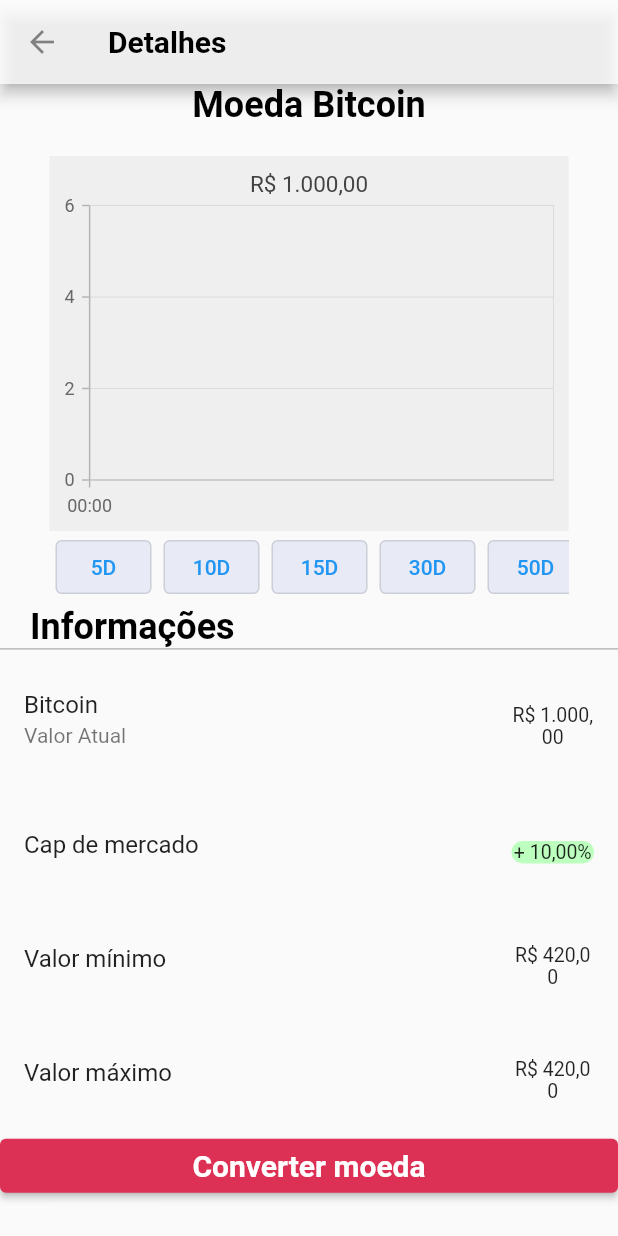
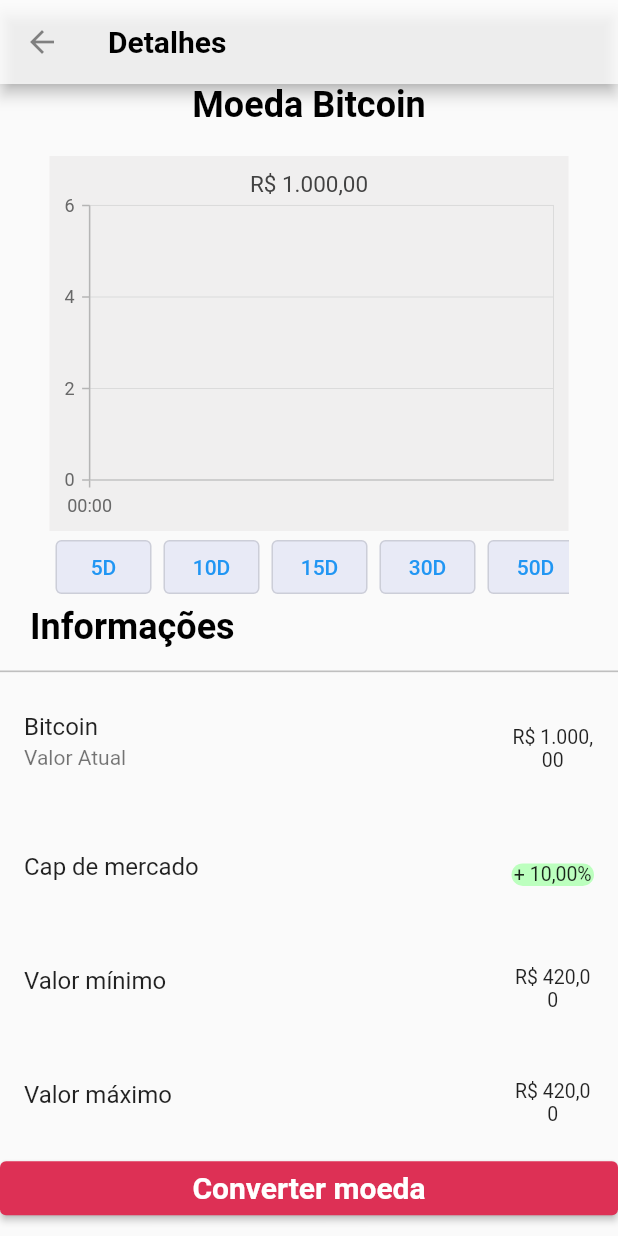
Before and after one commit to BrunoSabadini/WorkTestProject, a Flutter app: the screen it shows after launch, after a tap on the "visibility" icon, after a tap on "BTC", on a phone screen of 412 x 824 dp. Run offline on Flutter 3.47's test engine with Material 2 defaults, Android fonts, the phone set to English and light mode, and no system bars; our stand-ins replace syncfusion_flutter_charts; statements that could not run were skipped.

Commit message:
Layout Alterations

```diff
--- a/lib/CoinsDataToFutureAPI.dart
+++ b/lib/CoinsDataToFutureAPI.dart
@@ -21,16 +21,10 @@ class Coins {
 
 class DetailPage {
   String coinName;
-  double value;
-  double minValue;
-  double maxValue;
   double capMercado;
   DetailPage({
     Key? key,
     required this.coinName,
-    required this.value,
-    required this.minValue,
-    required this.maxValue,
     required this.capMercado,
   });
 }
--- a/lib/Models/CompletedConversionScreen.dart
+++ b/lib/Models/CompletedConversionScreen.dart
@@ -1,6 +1,8 @@
 import 'package:flutter/material.dart';
 
 class CompletedConversionScreen extends StatelessWidget {
+  const CompletedConversionScreen({Key? key}) : super(key: key);
+
   @override
   Widget build(BuildContext context) {
     return Scaffold(
@@ -11,7 +13,7 @@ class CompletedConversionScreen extends StatelessWidget {
                 children: [
           CircleAvatar(
             radius: 30,
-            backgroundColor: Color.fromARGB(82, 98, 255, 0),
+            backgroundColor: const Color.fromARGB(82, 98, 255, 0),
             child: IconButton(
               icon: const Icon(
                 Icons.check,
--- a/lib/Models/Transactions.dart
+++ b/lib/Models/Transactions.dart
@@ -9,7 +9,7 @@ class TransactionsState extends State<TransactionsWidget> {
         body: Stack(children: <Widget>[
       ListView(children: <Widget>[
         const Padding(
-            padding: EdgeInsets.fromLTRB(20, 0, 0, 0),
+            padding: EdgeInsets.fromLTRB(20, 20, 0, 10),
             child: Text("Informações",
                 style: TextStyle(
                     fontSize: 24,
@@ -17,7 +17,7 @@ class TransactionsState extends State<TransactionsWidget> {
                     color: Colors.black))),
         Provider.of<StateController>(context, listen: true).listTile(
             "ETH", 2000,
-            icon: Icon(Icons.currency_exchange_outlined),
+            icon: const Icon(Icons.currency_exchange_outlined),
             subtitle: const Text("31/12/2022")),
       ])
     ]));
@@ -25,7 +25,7 @@ class TransactionsState extends State<TransactionsWidget> {
 }
 
 class TransactionsWidget extends StatefulWidget {
-  TransactionsWidget({Key? key}) : super(key: key);
+  const TransactionsWidget({Key? key}) : super(key: key);
 
   @override
   State<TransactionsWidget> createState() => TransactionsState();
--- a/lib/Models/WalletCoinsLabels.dart
+++ b/lib/Models/WalletCoinsLabels.dart
@@ -58,7 +58,7 @@ class CoinsLabelModelState extends State<CoinsLabelModelWidget> {
           ]),
           isThreeLine: true,
           contentPadding:
-              EdgeInsets.symmetric(horizontal: 16.0, vertical: 10.0),
+              const EdgeInsets.symmetric(horizontal: 16.0, vertical: 10.0),
         ),
       ),
     );
--- a/lib/Models/WalletDetailsPageModel.dart
+++ b/lib/Models/WalletDetailsPageModel.dart
@@ -64,8 +64,9 @@ class DetailsPageModelState extends State<DetailsPageModelWidget> {
         value = min(value, randomNumbers[i]);
       }
     } else {
-      for (var i = 0; i < randomNumbers.length; i++)
+      for (var i = 0; i < randomNumbers.length; i++) {
         value = max(value, randomNumbers[i]);
+      }
     }
     return value.toDouble();
   }
@@ -84,13 +85,9 @@ class DetailsPageModelState extends State<DetailsPageModelWidget> {
           callChartData(numberOfSpots);
         },
         child: Text(label),
-        style: (false)
-            ? ButtonStyle(
-                foregroundColor: MaterialStateProperty.all(Colors.grey),
-              )
-            : ButtonStyle(
-                backgroundColor: MaterialStateProperty.all(Colors.indigo[50]),
-              ),
+        style: ButtonStyle(
+          backgroundColor: MaterialStateProperty.all(Colors.indigo[50]),
+        ),
       ),
     );
   }
@@ -108,8 +105,14 @@ class DetailsPageModelState extends State<DetailsPageModelWidget> {
             iconTheme: const IconThemeData(
               color: Colors.black, //change your color here
             ),
+            leading: IconButton(
+              icon: const Icon(Icons.arrow_back, color: Colors.black),
+              onPressed: () {
+                Navigator.of(context, rootNavigator: true).pushNamed("/");
+              },
+            ),
             toolbarOpacity: 0.5,
-            backgroundColor: Color.fromARGB(193, 255, 255, 255),
+            backgroundColor: const Color.fromARGB(193, 255, 255, 255),
             title: const SizedBox(
               width: double.infinity,
               child: Text('Detalhes',
@@ -122,7 +125,7 @@ class DetailsPageModelState extends State<DetailsPageModelWidget> {
         body: ListView(children: <Widget>[
           Text("Moeda" " " + widget.coin.name,
               textAlign: TextAlign.center,
-              style: TextStyle(
+              style: const TextStyle(
                   fontSize: 24,
                   fontWeight: FontWeight.bold,
                   color: Colors.black)),
@@ -145,10 +148,11 @@ class DetailsPageModelState extends State<DetailsPageModelWidget> {
                                             currentCoinValue(
                                                 widget.coin.abreviation))),
                                 backgroundColor:
-                                    Color.fromARGB(94, 224, 219, 219),
+                                    const Color.fromARGB(94, 224, 219, 219),
                                 primaryXAxis: DateTimeAxis(
                                     maximumLabels: 50,
-                                    majorGridLines: MajorGridLines(width: 0),
+                                    majorGridLines:
+                                        const MajorGridLines(width: 0),
                                     edgeLabelPlacement:
                                         EdgeLabelPlacement.shift,
                                     intervalType: DateTimeIntervalType.days),
@@ -191,7 +195,7 @@ class DetailsPageModelState extends State<DetailsPageModelWidget> {
                             onPressed: () {
                               switchChartType();
                             },
-                            child: Icon(Icons.bar_chart),
+                            child: const Icon(Icons.bar_chart),
                             style: (1 != 1)
                                 ? ButtonStyle(
                                     foregroundColor:
@@ -209,7 +213,7 @@ class DetailsPageModelState extends State<DetailsPageModelWidget> {
                 ],
               )),
           const Padding(
-              padding: EdgeInsets.fromLTRB(20, 0, 0, 0),
+              padding: EdgeInsets.fromLTRB(20, 0, 0, 15),
               child: Text("Informações",
                   style: TextStyle(
                       fontSize: 24,
--- a/lib/StateController.dart
+++ b/lib/StateController.dart
@@ -55,6 +55,7 @@ class StateController with ChangeNotifier {
     if (pickWhichCoinConvert == 'Litecoin') {
       return litecoinAmount;
     } else {
+      // ignore: avoid_print
       return print("Correct the coin conversion");
     }
   }
--- a/lib/TabBar.dart
+++ b/lib/TabBar.dart
@@ -1,6 +1,5 @@
 import 'package:flutter/material.dart';
 import 'package:work_project/WalletPage/WalletListOrganization.dart';
-
 import 'Models/Transactions.dart';
 
 class TabBarState extends State<TabBarWidget> {
@@ -13,7 +12,7 @@ class TabBarState extends State<TabBarWidget> {
       'Home',
       style: optionStyle,
     ),
-    TransactionsWidget(),
+    const TransactionsWidget(),
   ];
 
   void _onItemTapped(int index) {
--- a/lib/WalletPage/Wallet.dart
+++ b/lib/WalletPage/Wallet.dart
@@ -16,7 +16,7 @@ class WalletAmountState extends State<WalletAmountWidget> {
   @override
   Widget build(BuildContext context) {
     return Container(
-      margin: const EdgeInsets.only(top: 40.0, right: 25, left: 25),
+      margin: const EdgeInsets.fromLTRB(25, 40, 25, 0),
       height: 150.0,
       padding: const EdgeInsets.symmetric(horizontal: 8.0),
       child: Column(
@@ -38,7 +38,7 @@ class WalletAmountState extends State<WalletAmountWidget> {
               ),
             ],
           ),
-          SizedBox(height: 20),
+          const SizedBox(height: 20),
           Row(children: [
             Expanded(
                 child: Text(
--- a/lib/routeGenerator.dart
+++ b/lib/routeGenerator.dart
@@ -3,13 +3,10 @@ import 'package:work_project/CoinsDataToFutureAPI.dart';
 import 'package:work_project/Models/CoinConversion.dart';
 import 'Models/CompletedConversionScreen.dart';
 import 'Models/WalletDetailsPageModel.dart';
-import 'package:provider/provider.dart';
-import 'package:work_project/StateController.dart';
 
 class RouteGenerator {
   static Route<dynamic> generateRoute(RouteSettings settings) {
     // Getting arguments passed in while calling Navigator.pushNamed
-    final args = settings.arguments;
     switch (settings.name) {
       case '/ethereum':
         return MaterialPageRoute(
@@ -19,11 +16,9 @@ class RouteGenerator {
                     name: "Ethereum",
                     icon: Icons.currency_bitcoin),
                 detailPage: DetailPage(
-                    coinName: "Ethereum",
-                    capMercado: 10,
-                    maxValue: 15,
-                    minValue: 6,
-                    value: 1000)));
+                  coinName: "Ethereum",
+                  capMercado: 10,
+                )));
       case '/litecoin':
         return MaterialPageRoute(
             builder: (_) => DetailsPageModelWidget(
@@ -31,12 +26,7 @@ class RouteGenerator {
                     abreviation: 'LTC',
                     name: "Litecoin",
                     icon: Icons.currency_bitcoin),
-                detailPage: DetailPage(
-                    coinName: "Litecoin",
-                    capMercado: 10,
-                    maxValue: 15,
-                    minValue: 6,
-                    value: 1000)));
+                detailPage: DetailPage(coinName: "Litecoin", capMercado: 10)));
       case '/bitcoin':
         return MaterialPageRoute(
           builder: (_) => DetailsPageModelWidget(
@@ -45,18 +35,17 @@ class RouteGenerator {
                 name: "Bitcoin",
                 icon: Icons.currency_bitcoin),
             detailPage: DetailPage(
-                coinName: "Bitcoin",
-                capMercado: 10,
-                maxValue: 15,
-                minValue: 6,
-                value: 1000),
+              coinName: "Bitcoin",
+              capMercado: 10,
+            ),
             // data: args,
           ),
         );
       case '/conversion':
-        return MaterialPageRoute(builder: (_) => CoinsConversionWidget());
+        return MaterialPageRoute(builder: (_) => const CoinsConversionWidget());
       case '/completedConversion':
-        return MaterialPageRoute(builder: (_) => CompletedConversionScreen());
+        return MaterialPageRoute(
+            builder: (_) => const CompletedConversionScreen());
     }
     return _errorRoute();
     // If there is no such named route in the switch statement
@@ -67,9 +56,9 @@ Route<dynamic> _errorRoute() {
   return MaterialPageRoute(builder: (_) {
     return Scaffold(
       appBar: AppBar(
-        title: Text('Rota não encontrada'),
+        title: const Text('Rota não encontrada'),
       ),
-      body: Center(
+      body: const Center(
         child: Text('A sua rota não foi definida corretamente'),
       ),
     );
```
Also changed, not shown: lib/Models/ChartModel.dart (deleted, +0 -163 lines), lib/Models/CoinConversion.dart (+8 -26 lines).
